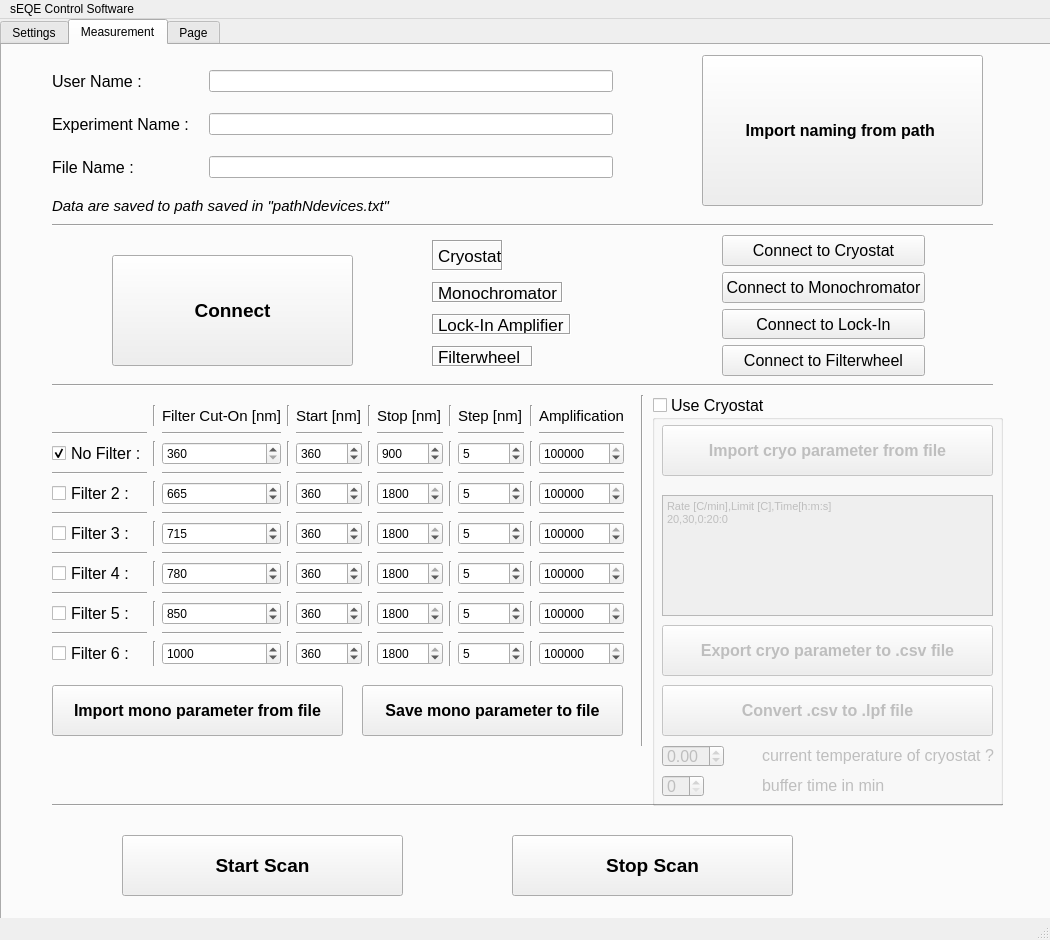
The window that GUI_V3_cryo.ui (AFMD/sEQE-Control-Software) describes before a commit, drawn with Qt 5.
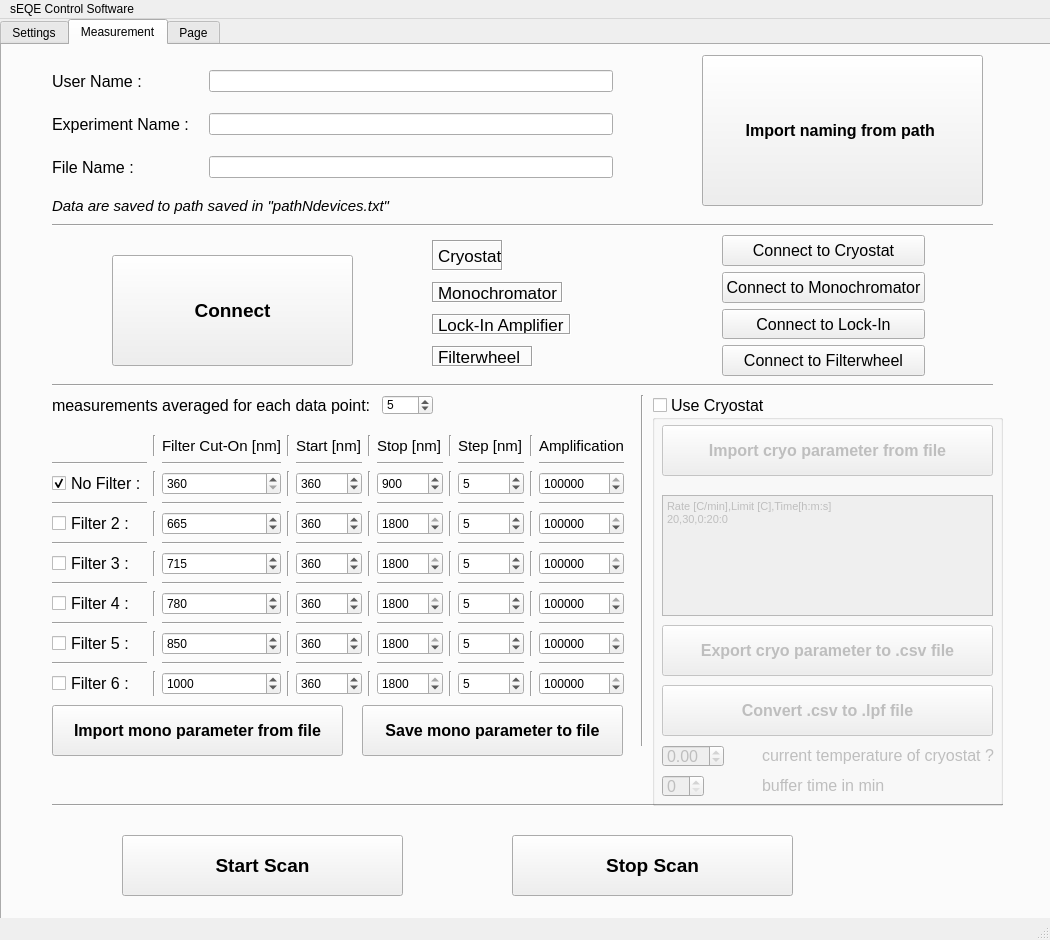
The same window after the commit. The open tabs and pages were chosen to show the change. Icons and pictures are not drawn.

Commit message: MainClass.monoCheckFilter: Added GUI button for data_average_factor

Patch:
```diff
--- a/GUI_V3_cryo.ui
+++ b/GUI_V3_cryo.ui
@@ -1895,7 +1895,7 @@
       <property name="geometry">
        <rect>
         <x>50</x>
-        <y>360</y>
+        <y>390</y>
         <width>572</width>
         <height>261</height>
        </rect>
@@ -3169,7 +3169,7 @@
       <property name="geometry">
        <rect>
         <x>50</x>
-        <y>640</y>
+        <y>660</y>
         <width>291</width>
         <height>51</height>
        </rect>
@@ -3189,7 +3189,7 @@
       <property name="geometry">
        <rect>
         <x>360</x>
-        <y>640</y>
+        <y>660</y>
         <width>261</width>
         <height>51</height>
        </rect>
@@ -3698,6 +3698,50 @@
        </property>
       </widget>
      </widget>
+     <widget class="QDoubleSpinBox" name="data_average_factor">
+      <property name="geometry">
+       <rect>
+        <x>380</x>
+        <y>350</y>
+        <width>51</width>
+        <height>20</height>
+       </rect>
+      </property>
+      <property name="suffix">
+       <string/>
+      </property>
+      <property name="decimals">
+       <number>0</number>
+      </property>
+      <property name="minimum">
+       <double>1.000000000000000</double>
+      </property>
+      <property name="maximum">
+       <double>100.000000000000000</double>
+      </property>
+      <property name="value">
+       <double>5.000000000000000</double>
+      </property>
+     </widget>
+     <widget class="QLabel" name="data_average_factor_label">
+      <property name="geometry">
+       <rect>
+        <x>50</x>
+        <y>340</y>
+        <width>321</width>
+        <height>41</height>
+       </rect>
+      </property>
+      <property name="font">
+       <font>
+        <pointsize>12</pointsize>
+        <italic>false</italic>
+       </font>
+      </property>
+      <property name="text">
+       <string>measurements averaged for each data point:</string>
+      </property>
+     </widget>
     </widget>
     <widget class="QWidget" name="widget">
      <attribute name="title">
```
Left out of the diff: 262 changed lines with no effect on the pictures. The commit also changes 2 other files.
